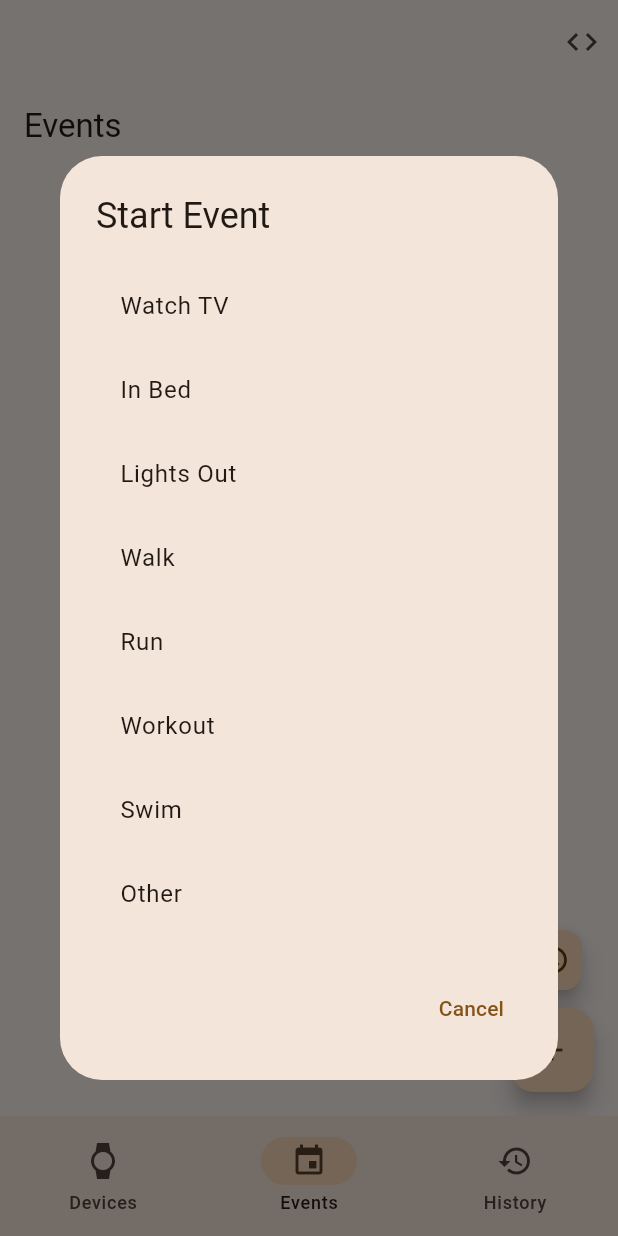
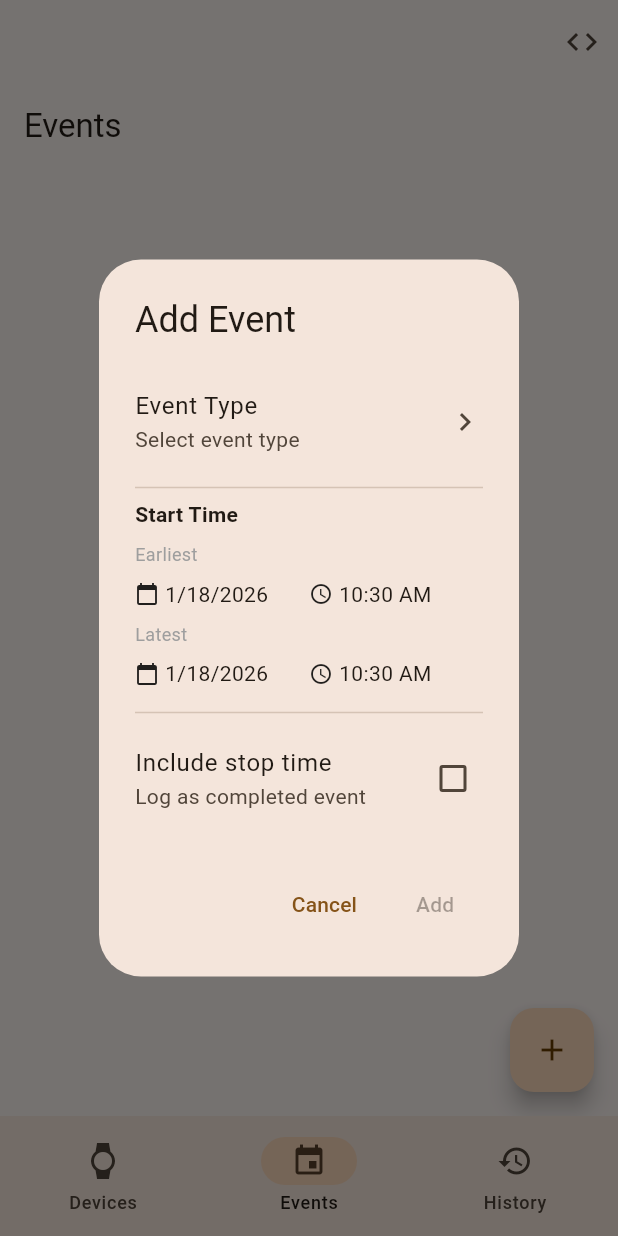
Before and after one commit to remrama/worn, a Flutter app: the screen it shows after launch, item 2 of the bottom bar chosen, after a tap on the "add" icon, on a phone screen of 412 x 824 dp. Run offline on Flutter 3.47's test engine with Material 3 defaults, Android fonts, the phone set to English and light mode, and no system bars; our stand-ins replace shared_preferences.

Commit message:
Unified events adding

```diff
--- a/lib/screens/events_screen.dart
+++ b/lib/screens/events_screen.dart
@@ -39,29 +39,25 @@ class _EventsScreenState extends State<EventsScreen> {
     });
   }
 
-  Future<void> _startEvent() async {
-    final result = await showDialog<Event>(
+  Future<void> _addEvent() async {
+    final result = await showDialog<AddEventResult>(
       context: context,
-      builder: (ctx) => const EventPickerDialog(),
+      builder: (ctx) => const AddEventDialog(),
     );
     if (result != null) {
-      await EventStore.instance.startEvent(result);
-      await LogService.instance.logEventStarted(result);
+      if (result.includeStop) {
+        // Historical/completed event - log directly without adding to active list
+        await LogService.instance.logRetroactiveEvent(
+          result.event,
+          result.stopEarliest!,
+          result.stopLatest!,
+        );
+      } else {
+        // Active event - add to store and log start
+        await EventStore.instance.startEvent(result.event);
+        await LogService.instance.logEventStarted(result.event);
         _load();
       }
-  }
-
-  Future<void> _addRetroactiveEvent() async {
-    final result = await showDialog<RetroactiveEventResult>(
-      context: context,
-      builder: (ctx) => const RetroactiveEventDialog(),
-    );
-    if (result != null) {
-      await LogService.instance.logRetroactiveEvent(
-        result.event,
-        result.stopEarliest,
-        result.stopLatest,
-      );
     }
   }
 
@@ -134,7 +130,7 @@ class _EventsScreenState extends State<EventsScreen> {
       body: _loading
           ? const Center(child: CircularProgressIndicator())
           : _events.isEmpty
-              ? const Center(child: Text('No active events. Tap + to start one.'))
+              ? const Center(child: Text('No active events. Tap + to add one.'))
               : ListView.builder(
                   itemCount: _events.length,
                   itemBuilder: (ctx, i) {
@@ -152,63 +148,311 @@ class _EventsScreenState extends State<EventsScreen> {
                     );
                   },
                 ),
-      floatingActionButton: Column(
-        mainAxisSize: MainAxisSize.min,
-        children: [
-          FloatingActionButton.small(
-            heroTag: 'retroactive',
-            onPressed: _addRetroactiveEvent,
-            tooltip: 'Add past event',
-            child: const Icon(Icons.history),
-          ),
-          const SizedBox(height: 8),
-          FloatingActionButton(
-            heroTag: 'start',
-            onPressed: _startEvent,
-            tooltip: 'Start event',
+      floatingActionButton: FloatingActionButton(
+        onPressed: _addEvent,
+        tooltip: 'Add event',
         child: const Icon(Icons.add),
-          ),
-        ],
       ),
     );
   }
 }
 
-class EventPickerDialog extends StatelessWidget {
-  const EventPickerDialog({super.key});
+class AddEventResult {
+  final Event event;
+  final bool includeStop;
+  final DateTime? stopEarliest;
+  final DateTime? stopLatest;
+
+  AddEventResult({
+    required this.event,
+    required this.includeStop,
+    this.stopEarliest,
+    this.stopLatest,
+  });
+}
+
+class AddEventDialog extends StatefulWidget {
+  const AddEventDialog({super.key});
 
   @override
-  Widget build(BuildContext context) {
-    return AlertDialog(
-      title: const Text('Start Event'),
+  State<AddEventDialog> createState() => _AddEventDialogState();
+}
+
+class _AddEventDialogState extends State<AddEventDialog> {
+  EventType? _selectedType;
+  String? _customName;
+  bool _includeStop = false;
+
+  late DateTime _startEarliestDate;
+  late DateTime _startLatestDate;
+  late DateTime _stopEarliestDate;
+  late DateTime _stopLatestDate;
+
+  late TimeOfDay _startEarliestTime;
+  late TimeOfDay _startLatestTime;
+  late TimeOfDay _stopEarliestTime;
+  late TimeOfDay _stopLatestTime;
+
+  @override
+  void initState() {
+    super.initState();
+    final now = DateTime.now();
+    final nowTime = TimeOfDay.now();
+
+    _startEarliestDate = now;
+    _startLatestDate = now;
+    _stopEarliestDate = now;
+    _stopLatestDate = now;
+
+    _startEarliestTime = nowTime;
+    _startLatestTime = nowTime;
+    _stopEarliestTime = nowTime;
+    _stopLatestTime = nowTime;
+  }
+
+  Future<void> _selectType() async {
+    final type = await showDialog<EventType>(
+      context: context,
+      builder: (ctx) => AlertDialog(
+        title: const Text('Select Event Type'),
         content: SizedBox(
           width: double.maxFinite,
           child: ListView.builder(
             shrinkWrap: true,
             itemCount: EventType.values.length,
             itemBuilder: (ctx, i) {
-            final type = EventType.values[i];
+              final t = EventType.values[i];
               return ListTile(
-              title: Text(Event.labelFor(type)),
-              onTap: () async {
-                if (type == EventType.other) {
-                  final customName = await showDialog<String>(
-                    context: context,
-                    builder: (ctx) => const CustomEventNameDialog(),
-                  );
-                  if (customName != null && customName.trim().isNotEmpty && context.mounted) {
-                    Navigator.pop(context, Event(type: type, customName: customName.trim()));
-                  }
-                } else {
-                  Navigator.pop(context, Event(type: type));
-                }
-              },
+                title: Text(Event.labelFor(t)),
+                onTap: () => Navigator.pop(ctx, t),
               );
             },
           ),
         ),
         actions: [
+          TextButton(onPressed: () => Navigator.pop(ctx), child: const Text('Cancel')),
+        ],
+      ),
+    );
+    if (type != null) {
+      if (type == EventType.other) {
+        if (!mounted) return;
+        final name = await showDialog<String>(
+          context: context,
+          builder: (ctx) => const CustomEventNameDialog(),
+        );
+        if (name != null && name.trim().isNotEmpty && mounted) {
+          setState(() {
+            _selectedType = type;
+            _customName = name.trim();
+          });
+        }
+      } else {
+        setState(() {
+          _selectedType = type;
+          _customName = null;
+        });
+      }
+    }
+  }
+
+  Future<void> _pickDate(String which) async {
+    DateTime initial;
+    switch (which) {
+      case 'startEarliest':
+        initial = _startEarliestDate;
+      case 'startLatest':
+        initial = _startLatestDate;
+      case 'stopEarliest':
+        initial = _stopEarliestDate;
+      case 'stopLatest':
+        initial = _stopLatestDate;
+      default:
+        return;
+    }
+
+    final picked = await showDatePicker(
+      context: context,
+      initialDate: initial,
+      firstDate: DateTime.now().subtract(const Duration(days: 365)),
+      lastDate: DateTime.now().add(const Duration(days: 1)),
+    );
+    if (picked != null) {
+      setState(() {
+        switch (which) {
+          case 'startEarliest':
+            _startEarliestDate = picked;
+          case 'startLatest':
+            _startLatestDate = picked;
+          case 'stopEarliest':
+            _stopEarliestDate = picked;
+          case 'stopLatest':
+            _stopLatestDate = picked;
+        }
+      });
+    }
+  }
+
+  Future<void> _pickTime(String which) async {
+    TimeOfDay initial;
+    switch (which) {
+      case 'startEarliest':
+        initial = _startEarliestTime;
+      case 'startLatest':
+        initial = _startLatestTime;
+      case 'stopEarliest':
+        initial = _stopEarliestTime;
+      case 'stopLatest':
+        initial = _stopLatestTime;
+      default:
+        return;
+    }
+
+    final picked = await showTimePicker(context: context, initialTime: initial);
+    if (picked != null) {
+      setState(() {
+        switch (which) {
+          case 'startEarliest':
+            _startEarliestTime = picked;
+          case 'startLatest':
+            _startLatestTime = picked;
+          case 'stopEarliest':
+            _stopEarliestTime = picked;
+          case 'stopLatest':
+            _stopLatestTime = picked;
+        }
+      });
+    }
+  }
+
+  String _formatTimeOfDay(TimeOfDay t) {
+    final h = t.hour;
+    final m = t.minute.toString().padLeft(2, '0');
+    final ampm = h >= 12 ? 'PM' : 'AM';
+    final hour12 = h == 0 ? 12 : (h > 12 ? h - 12 : h);
+    return '$hour12:$m $ampm';
+  }
+
+  String _formatDate(DateTime d) {
+    return '${d.month}/${d.day}/${d.year}';
+  }
+
+  DateTime _combineDateTime(DateTime date, TimeOfDay time) {
+    return DateTime(date.year, date.month, date.day, time.hour, time.minute).toUtc();
+  }
+
+  void _submit() {
+    if (_selectedType == null) return;
+
+    final event = Event(
+      type: _selectedType!,
+      customName: _customName,
+      startEarliest: _combineDateTime(_startEarliestDate, _startEarliestTime),
+      startLatest: _combineDateTime(_startLatestDate, _startLatestTime),
+    );
+
+    Navigator.pop(
+      context,
+      AddEventResult(
+        event: event,
+        includeStop: _includeStop,
+        stopEarliest: _includeStop ? _combineDateTime(_stopEarliestDate, _stopEarliestTime) : null,
+        stopLatest: _includeStop ? _combineDateTime(_stopLatestDate, _stopLatestTime) : null,
+      ),
+    );
+  }
+
+  Widget _buildDateTimeRow(String label, String dateKey, String timeKey, DateTime date, TimeOfDay time) {
+    return Column(
+      crossAxisAlignment: CrossAxisAlignment.start,
+      children: [
+        Text(label, style: const TextStyle(fontSize: 12, color: Colors.grey)),
+        Row(
+          children: [
+            Expanded(
+              child: InkWell(
+                onTap: () => _pickDate(dateKey),
+                child: Padding(
+                  padding: const EdgeInsets.symmetric(vertical: 8),
+                  child: Row(
+                    children: [
+                      const Icon(Icons.calendar_today, size: 16),
+                      const SizedBox(width: 4),
+                      Text(_formatDate(date)),
+                    ],
+                  ),
+                ),
+              ),
+            ),
+            Expanded(
+              child: InkWell(
+                onTap: () => _pickTime(timeKey),
+                child: Padding(
+                  padding: const EdgeInsets.symmetric(vertical: 8),
+                  child: Row(
+                    children: [
+                      const Icon(Icons.access_time, size: 16),
+                      const SizedBox(width: 4),
+                      Text(_formatTimeOfDay(time)),
+                    ],
+                  ),
+                ),
+              ),
+            ),
+          ],
+        ),
+      ],
+    );
+  }
+
+  @override
+  Widget build(BuildContext context) {
+    final eventLabel = _selectedType != null
+        ? (_customName ?? Event.labelFor(_selectedType!))
+        : 'Select event type';
+
+    return AlertDialog(
+      title: const Text('Add Event'),
+      content: SingleChildScrollView(
+        child: Column(
+          mainAxisSize: MainAxisSize.min,
+          crossAxisAlignment: CrossAxisAlignment.start,
+          children: [
+            ListTile(
+              title: const Text('Event Type'),
+              subtitle: Text(eventLabel),
+              trailing: const Icon(Icons.chevron_right),
+              onTap: _selectType,
+              contentPadding: EdgeInsets.zero,
+            ),
+            const Divider(),
+            const Text('Start Time', style: TextStyle(fontWeight: FontWeight.bold)),
+            const SizedBox(height: 8),
+            _buildDateTimeRow('Earliest', 'startEarliest', 'startEarliest', _startEarliestDate, _startEarliestTime),
+            _buildDateTimeRow('Latest', 'startLatest', 'startLatest', _startLatestDate, _startLatestTime),
+            const Divider(),
+            CheckboxListTile(
+              title: const Text('Include stop time'),
+              subtitle: const Text('Log as completed event'),
+              value: _includeStop,
+              onChanged: (v) => setState(() => _includeStop = v ?? false),
+              contentPadding: EdgeInsets.zero,
+            ),
+            if (_includeStop) ...[
+              const Text('Stop Time', style: TextStyle(fontWeight: FontWeight.bold)),
+              const SizedBox(height: 8),
+              _buildDateTimeRow('Earliest', 'stopEarliest', 'stopEarliest', _stopEarliestDate, _stopEarliestTime),
+              _buildDateTimeRow('Latest', 'stopLatest', 'stopLatest', _stopLatestDate, _stopLatestTime),
+            ],
+          ],
+        ),
+      ),
+      actions: [
         TextButton(onPressed: () => Navigator.pop(context), child: const Text('Cancel')),
+        TextButton(
+          onPressed: _selectedType != null ? _submit : null,
+          child: const Text('Add'),
+        ),
       ],
     );
   }
@@ -417,284 +661,3 @@ class _StopEventDialogState extends State<StopEventDialog> {
     );
   }
 }
-
-class RetroactiveEventResult {
-  final Event event;
-  final DateTime stopEarliest;
-  final DateTime stopLatest;
-
-  RetroactiveEventResult({
-    required this.event,
-    required this.stopEarliest,
-    required this.stopLatest,
-  });
-}
-
-class RetroactiveEventDialog extends StatefulWidget {
-  const RetroactiveEventDialog({super.key});
-
-  @override
-  State<RetroactiveEventDialog> createState() => _RetroactiveEventDialogState();
-}
-
-class _RetroactiveEventDialogState extends State<RetroactiveEventDialog> {
-  EventType? _selectedType;
-  String? _customName;
-
-  late DateTime _startEarliestDate;
-  late DateTime _startLatestDate;
-  late DateTime _stopEarliestDate;
-  late DateTime _stopLatestDate;
-
-  TimeOfDay _startEarliestTime = const TimeOfDay(hour: 12, minute: 0);
-  TimeOfDay _startLatestTime = const TimeOfDay(hour: 12, minute: 0);
-  TimeOfDay _stopEarliestTime = const TimeOfDay(hour: 13, minute: 0);
-  TimeOfDay _stopLatestTime = const TimeOfDay(hour: 13, minute: 0);
-
-  @override
-  void initState() {
-    super.initState();
-    final today = DateTime.now();
-    _startEarliestDate = today;
-    _startLatestDate = today;
-    _stopEarliestDate = today;
-    _stopLatestDate = today;
-  }
-
-  Future<void> _selectType() async {
-    final type = await showDialog<EventType>(
-      context: context,
-      builder: (ctx) => AlertDialog(
-        title: const Text('Select Event Type'),
-        content: SizedBox(
-          width: double.maxFinite,
-          child: ListView.builder(
-            shrinkWrap: true,
-            itemCount: EventType.values.length,
-            itemBuilder: (ctx, i) {
-              final t = EventType.values[i];
-              return ListTile(
-                title: Text(Event.labelFor(t)),
-                onTap: () => Navigator.pop(ctx, t),
-              );
-            },
-          ),
-        ),
-        actions: [
-          TextButton(onPressed: () => Navigator.pop(ctx), child: const Text('Cancel')),
-        ],
-      ),
-    );
-    if (type != null) {
-      if (type == EventType.other) {
-        if (!mounted) return;
-        final name = await showDialog<String>(
-          context: context,
-          builder: (ctx) => const CustomEventNameDialog(),
-        );
-        if (name != null && name.trim().isNotEmpty && mounted) {
-          setState(() {
-            _selectedType = type;
-            _customName = name.trim();
-          });
-        }
-      } else {
-        setState(() {
-          _selectedType = type;
-          _customName = null;
-        });
-      }
-    }
-  }
-
-  Future<void> _pickDate(String which) async {
-    DateTime initial;
-    switch (which) {
-      case 'startEarliest':
-        initial = _startEarliestDate;
-      case 'startLatest':
-        initial = _startLatestDate;
-      case 'stopEarliest':
-        initial = _stopEarliestDate;
-      case 'stopLatest':
-        initial = _stopLatestDate;
-      default:
-        return;
-    }
-
-    final picked = await showDatePicker(
-      context: context,
-      initialDate: initial,
-      firstDate: DateTime.now().subtract(const Duration(days: 365)),
-      lastDate: DateTime.now().add(const Duration(days: 1)),
-    );
-    if (picked != null) {
-      setState(() {
-        switch (which) {
-          case 'startEarliest':
-            _startEarliestDate = picked;
-          case 'startLatest':
-            _startLatestDate = picked;
-          case 'stopEarliest':
-            _stopEarliestDate = picked;
-          case 'stopLatest':
-            _stopLatestDate = picked;
-        }
-      });
-    }
-  }
-
-  Future<void> _pickTime(String which) async {
-    TimeOfDay initial;
-    switch (which) {
-      case 'startEarliest':
-        initial = _startEarliestTime;
-      case 'startLatest':
-        initial = _startLatestTime;
-      case 'stopEarliest':
-        initial = _stopEarliestTime;
-      case 'stopLatest':
-        initial = _stopLatestTime;
-      default:
-        return;
-    }
-
-    final picked = await showTimePicker(context: context, initialTime: initial);
-    if (picked != null) {
-      setState(() {
-        switch (which) {
-          case 'startEarliest':
-            _startEarliestTime = picked;
-          case 'startLatest':
-            _startLatestTime = picked;
-          case 'stopEarliest':
-            _stopEarliestTime = picked;
-          case 'stopLatest':
-            _stopLatestTime = picked;
-        }
-      });
-    }
-  }
-
-  String _formatTimeOfDay(TimeOfDay t) {
-    final h = t.hour;
-    final m = t.minute.toString().padLeft(2, '0');
-    final ampm = h >= 12 ? 'PM' : 'AM';
-    final hour12 = h == 0 ? 12 : (h > 12 ? h - 12 : h);
-    return '$hour12:$m $ampm';
-  }
-
-  String _formatDate(DateTime d) {
-    return '${d.month}/${d.day}/${d.year}';
-  }
-
-  DateTime _combineDateTime(DateTime date, TimeOfDay time) {
-    return DateTime(date.year, date.month, date.day, time.hour, time.minute).toUtc();
-  }
-
-  void _submit() {
-    if (_selectedType == null) return;
-
-    final event = Event(
-      type: _selectedType!,
-      customName: _customName,
-      startEarliest: _combineDateTime(_startEarliestDate, _startEarliestTime),
-      startLatest: _combineDateTime(_startLatestDate, _startLatestTime),
-    );
-
-    Navigator.pop(
-      context,
-      RetroactiveEventResult(
-        event: event,
-        stopEarliest: _combineDateTime(_stopEarliestDate, _stopEarliestTime),
-        stopLatest: _combineDateTime(_stopLatestDate, _stopLatestTime),
-      ),
-    );
-  }
-
-  Widget _buildDateTimeRow(String label, String dateKey, String timeKey, DateTime date, TimeOfDay time) {
-    return Column(
-      crossAxisAlignment: CrossAxisAlignment.start,
-      children: [
-        Text(label, style: const TextStyle(fontSize: 12, color: Colors.grey)),
-        Row(
-          children: [
-            Expanded(
-              child: InkWell(
-                onTap: () => _pickDate(dateKey),
-                child: Padding(
-                  padding: const EdgeInsets.symmetric(vertical: 8),
-                  child: Row(
-                    children: [
-                      const Icon(Icons.calendar_today, size: 16),
-                      const SizedBox(width: 4),
-                      Text(_formatDate(date)),
-                    ],
-                  ),
-                ),
-              ),
-            ),
-            Expanded(
-              child: InkWell(
-                onTap: () => _pickTime(timeKey),
-                child: Padding(
-                  padding: const EdgeInsets.symmetric(vertical: 8),
-                  child: Row(
-                    children: [
-                      const Icon(Icons.access_time, size: 16),
-                      const SizedBox(width: 4),
-                      Text(_formatTimeOfDay(time)),
-                    ],
-                  ),
-                ),
-              ),
-            ),
-          ],
-        ),
-      ],
-    );
-  }
-
-  @override
-  Widget build(BuildContext context) {
-    final eventLabel = _selectedType != null
-        ? (_customName ?? Event.labelFor(_selectedType!))
-        : 'Select event type';
-
-    return AlertDialog(
-      title: const Text('Add Past Event'),
-      content: SingleChildScrollView(
-        child: Column(
-          mainAxisSize: MainAxisSize.min,
-          crossAxisAlignment: CrossAxisAlignment.start,
-          children: [
-            ListTile(
-              title: const Text('Event Type'),
-              subtitle: Text(eventLabel),
-              trailing: const Icon(Icons.chevron_right),
-              onTap: _selectType,
-              contentPadding: EdgeInsets.zero,
-            ),
-            const Divider(),
-            const Text('Start Time Window', style: TextStyle(fontWeight: FontWeight.bold)),
-            const SizedBox(height: 8),
-            _buildDateTimeRow('Earliest', 'startEarliest', 'startEarliest', _startEarliestDate, _startEarliestTime),
-            _buildDateTimeRow('Latest', 'startLatest', 'startLatest', _startLatestDate, _startLatestTime),
-            const Divider(),
-            const Text('Stop Time Window', style: TextStyle(fontWeight: FontWeight.bold)),
-            const SizedBox(height: 8),
-            _buildDateTimeRow('Earliest', 'stopEarliest', 'stopEarliest', _stopEarliestDate, _stopEarliestTime),
-            _buildDateTimeRow('Latest', 'stopLatest', 'stopLatest', _stopLatestDate, _stopLatestTime),
-          ],
-        ),
-      ),
-      actions: [
-        TextButton(onPressed: () => Navigator.pop(context), child: const Text('Cancel')),
-        TextButton(
-          onPressed: _selectedType != null ? _submit : null,
-          child: const Text('Add'),
-        ),
-      ],
-    );
-  }
-}
```
Lines whose indentation alone changed are shown as unchanged.
